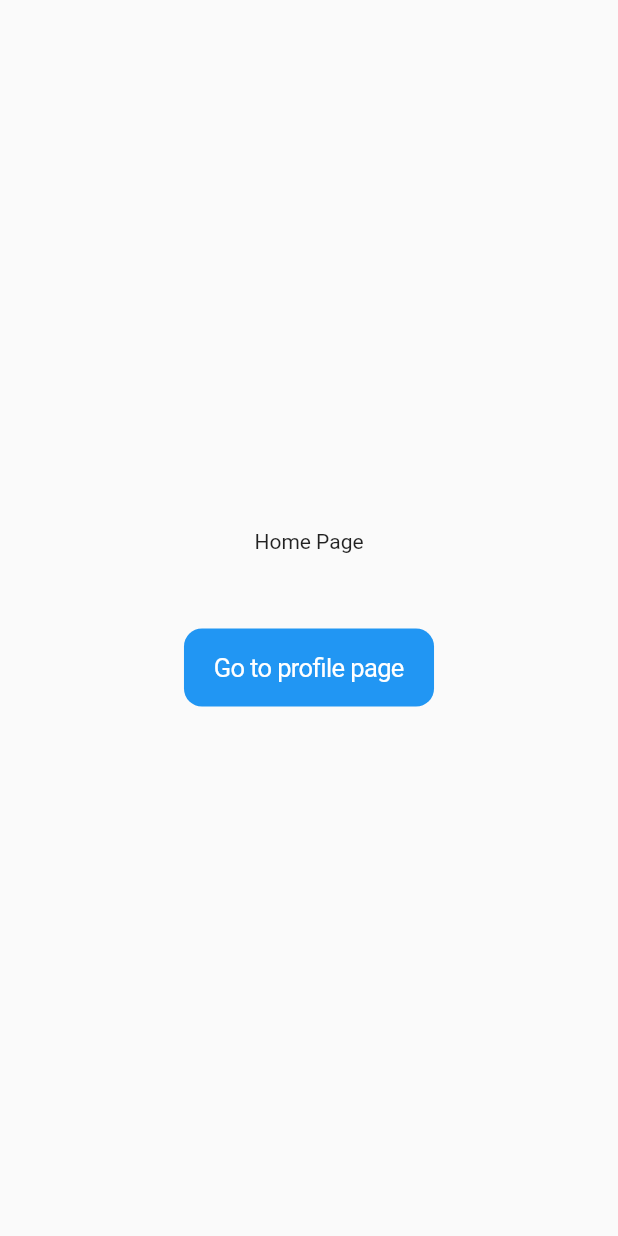
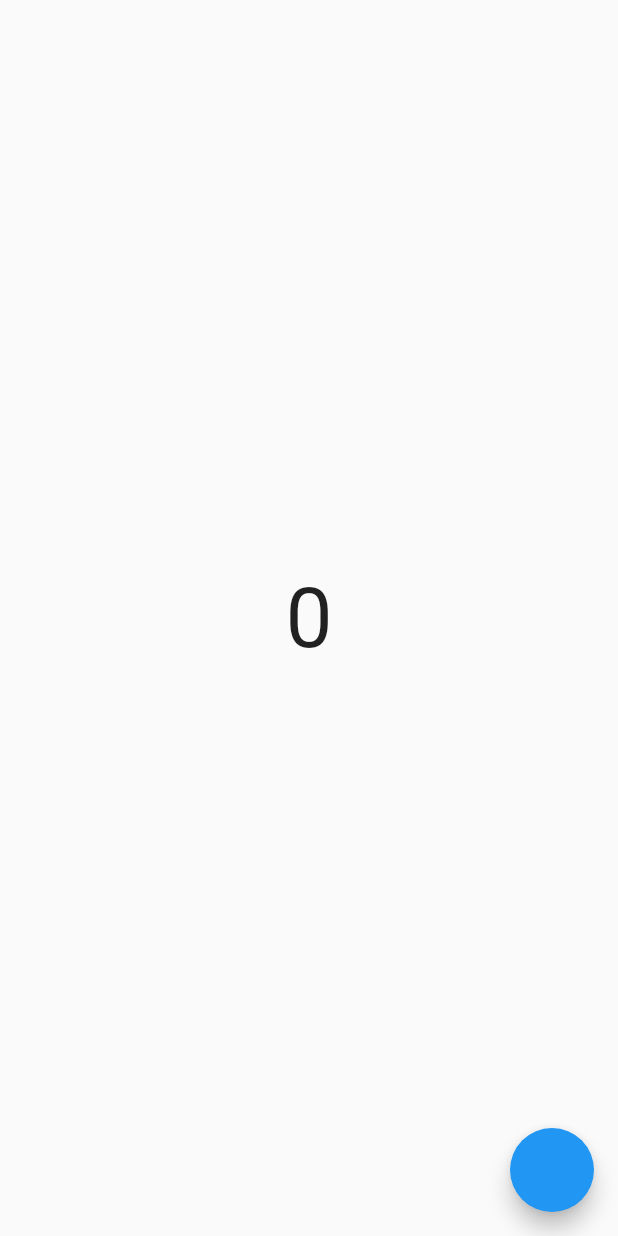
Before and after one commit to BerkayAkdenx/develop_berkay, a Flutter app: the screen it shows after launch, on a phone screen of 412 x 824 dp. Run offline on Flutter 3.47's test engine with Material 2 defaults, Android fonts, the phone set to English and light mode, and no system bars; our stand-ins replace auto_size_text, flutter_screenutil, get.

Commit message:
usage obs and obx

```diff
--- a/getx/lib/main.dart
+++ b/getx/lib/main.dart
@@ -13,7 +13,7 @@ class MyApp extends StatelessWidget {
     return GetMaterialApp(
       debugShowCheckedModeBanner: false,
       title: 'Material App',
-      initialRoute: Routes.HOME_PAGE,
+      initialRoute: Routes.TEST_PAGE,
       getPages: Pages.pages,
     );
   }
--- /dev/null
+++ b/getx/lib/page/test_page.dart
@@ -0,0 +1,37 @@
+import 'package:flutter/material.dart';
+import 'package:get/get.dart';
+
+class TestPage extends StatelessWidget {
+  TestPage({super.key});
+  testPageController controller = testPageController();
+
+  @override
+  Widget build(BuildContext context) {
+    return Scaffold(
+      floatingActionButton: FloatingActionButton(
+        onPressed: () {
+          controller.arttir();
+        },
+      ),
+      body: Center(
+        child: Obx(() => Text(
+              controller.count.toString(),
+              style: const TextStyle(fontSize: 56),
+            )),
+      ),
+    );
+  }
+}
+
+class testPageController {
+  RxInt count = 0.obs;
+
+  arttir() {
+    count++;
+    print(count);
+  }
+
+  azalt() {
+    count--;
+  }
+}
--- a/getx/lib/routes/pages.dart
+++ b/getx/lib/routes/pages.dart
@@ -1,6 +1,7 @@
 import 'package:get/get.dart';
 import 'package:getx/page/home_page.dart';
 import 'package:getx/page/profile_page.dart';
+import 'package:getx/page/test_page.dart';
 import 'package:getx/routes/routes.dart';
 
 abstract class Pages {
@@ -13,5 +14,9 @@ abstract class Pages {
       name: Routes.PROFILE_PAGE,
       page: () => const ProfilePage(),
     ),
+    GetPage(
+      name: Routes.TEST_PAGE,
+      page: () => TestPage(),
+    )
   ];
 }
--- a/getx/lib/routes/routes.dart
+++ b/getx/lib/routes/routes.dart
@@ -1,4 +1,5 @@
 abstract class Routes {
   static const String HOME_PAGE = "/home-page";
   static const String PROFILE_PAGE = "/profile-page";
+  static const String TEST_PAGE = "/test-page";
 }
```
